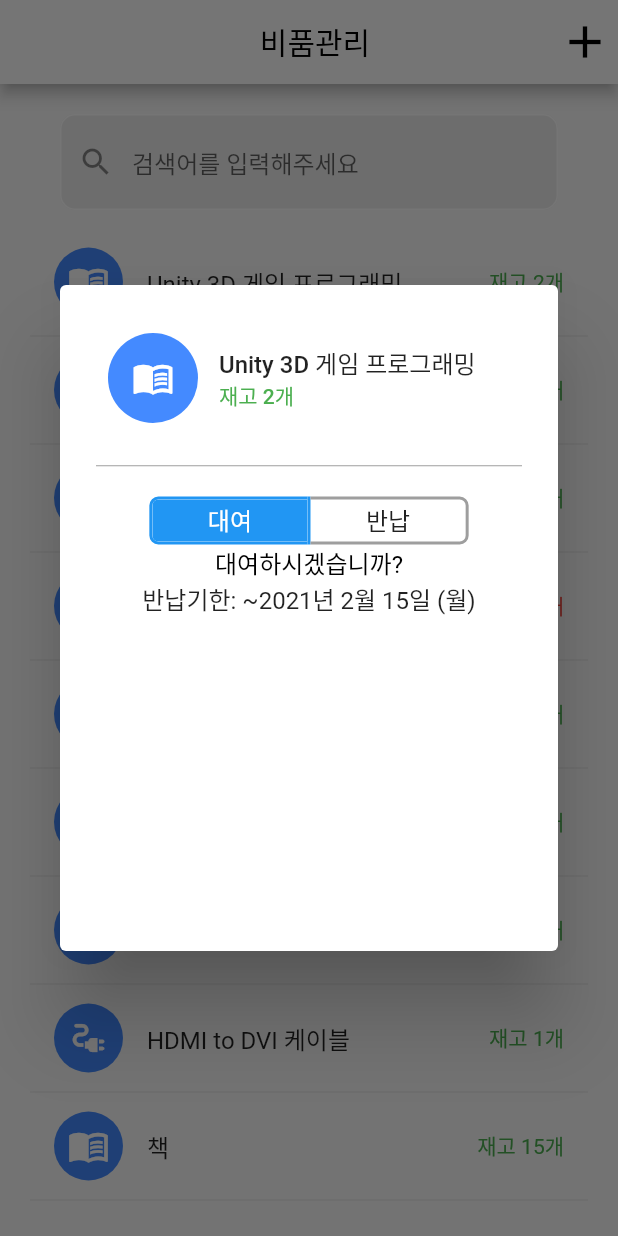
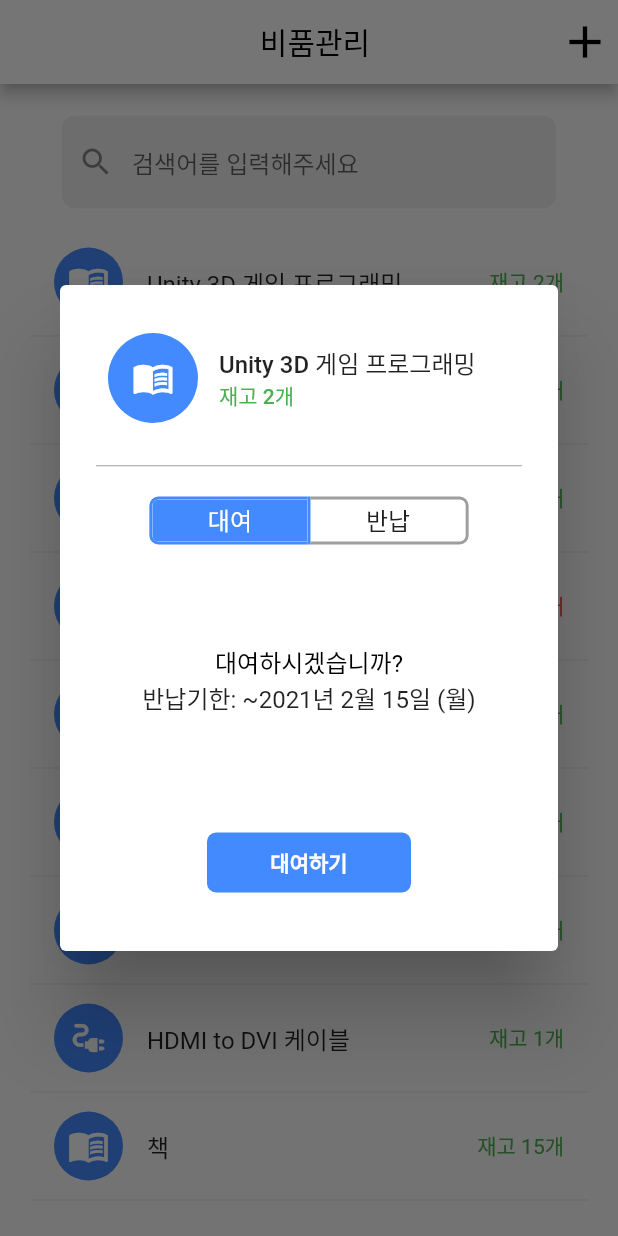
Before and after one commit to alsgur9368/Coin_app, a Flutter app: the productManage screen opened directly, after a tap on "Unity 3D 게임 프로그래밍", on a phone screen of 412 x 824 dp. Run offline on Flutter 3.47's test engine with Material 2 defaults, Android fonts, the phone set to English and light mode, and no system bars; drawn by our look-alikes of rflutter_alert; our stand-ins replace flutter_secure_storage, flutter_slidable, flutter_svg, image_picker, permission_handler, table_calendar and 1 more; missing offline and left inert: app_settings, groovin_widgets, qrscan; accounts and stored records are empty.

Commit message:
splash screen

```diff
--- a/lib/Main/login.dart
+++ b/lib/Main/login.dart
@@ -98,8 +98,8 @@ class _MyLoginPage extends State<MyLoginPage> {
               children: <Widget>[
                 Image.asset(
                   'images/coin_source/LOGO.png',
-                  width: 40,
-                  height: 40,
+                  width: 80,
+                  height: 80,
                   fit: BoxFit.cover,
                 ),
                 SizedBox(
--- a/lib/productManagement.dart
+++ b/lib/productManagement.dart
@@ -1,5 +1,6 @@
 import 'package:flutter/material.dart';
 import 'productAdd.dart';
+import 'package:rflutter_alert/rflutter_alert.dart';
 
 class productManage extends StatefulWidget {
   @override
@@ -114,14 +115,14 @@ class _productManageState extends State<productManage> {
                           color: Colors.grey,
                         ),
                         Padding(
-                          padding: const EdgeInsets.only(top: 20),
+                          padding: const EdgeInsets.only(top: 20,bottom: 66),
                           child: Container(
                             height: 32,
                             child: ToggleButtons(
                               borderColor: Colors.grey,
-                              fillColor: Colors.blue,
+                              fillColor: Colors.blueAccent,
                               borderWidth: 2,
-                              selectedBorderColor: Colors.blue,
+                              selectedBorderColor: Colors.blueAccent,
                               selectedColor: Colors.white,
                               borderRadius: BorderRadius.circular(5),
                               children: [
@@ -153,8 +154,11 @@ class _productManageState extends State<productManage> {
                             ),
                           ),
                         ),
-                        if (isSelected[0] == true)
-                          Column(
+                        Center(
+                          child: Column(
+                            children: [
+                              isSelected[0] == true
+                                  ? Column(
                                       children: [
                                         Text(
                                           '대여하시겠습니까?',
@@ -163,12 +167,26 @@ class _productManageState extends State<productManage> {
                                         Text('반납기한: ~2021년 2월 15일 (월)'),
                                       ],
                                     )
-                        else
-                          Column(
+                                  : Column(
                                       children: [
                                         Text('대여일자: 2020년 12월 30일 (수)'),
                                         Text('반납기한: ~2021년 1월 30일 (토)'),
                                       ],
+                                    ),
+                              SizedBox(height: 72),
+                              Padding(
+                                padding: const EdgeInsets.only(left: 68,right: 68,bottom: 20),
+                                child: DialogButton(
+                                  color: Colors.blueAccent,
+                                    child: Text('대여하기',
+                                        style: TextStyle(
+                                            fontSize: 14,
+                                            color: Colors.white,
+                                            fontWeight: FontWeight.bold)),
+                                    onPressed: () => Navigator.pop(context)),
+                              ),
+                            ],
+                          ),
                         ),
                       ],
                     ),
@@ -188,7 +206,8 @@ class _productManageState extends State<productManage> {
           actions: [
             IconButton(
                 icon: Icon(Icons.add, color: Colors.black, size: 36),
-                onPressed: () => Navigator.push(context, MaterialPageRoute(builder: (context)=>ProductAdd())))
+                onPressed: () => Navigator.push(context,
+                    MaterialPageRoute(builder: (context) => ProductAdd())))
           ],
         ),
         body: Padding(
--- a/pubspec.yaml
+++ b/pubspec.yaml
@@ -43,6 +43,7 @@ dependencies:
 dev_dependencies:
   flutter_test:
     sdk: flutter
+  flutter_native_splash: ^0.2.10
 
 # For information on the generic Dart part of this file, see the
 # following page: https://dart.dev/tools/pub/pubspec
@@ -86,3 +87,6 @@ flutter:
   #
   # For details regarding fonts from package dependencies,
   # see https://flutter.dev/custom-fonts/#from-packages
+flutter_native_splash:
+  image: "images/coin_source/splash.png"
+  color: "#8DC5FF"
```
Also changed, not shown: images/coin_source/LOGO.png, pubspec.lock, 8 other files. Lines whose indentation alone changed are shown as unchanged.
